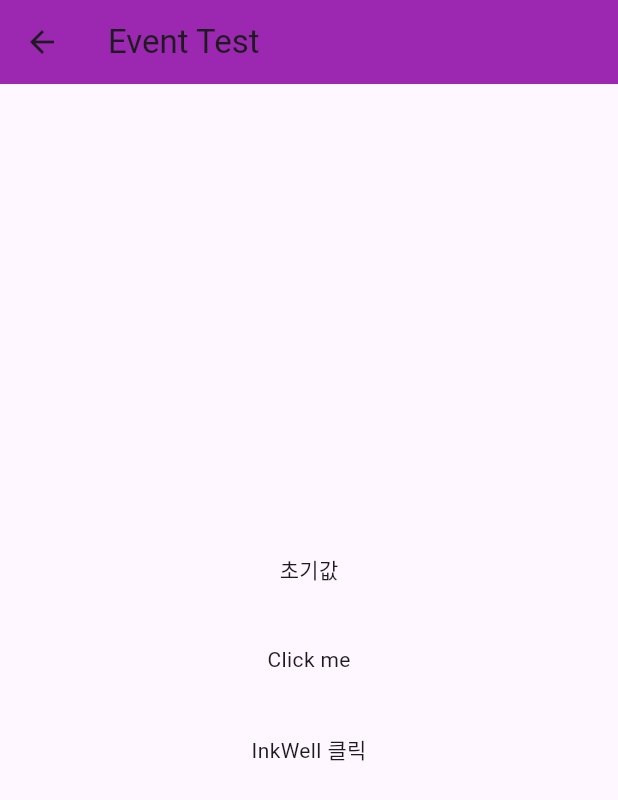
After one commit to kimkim09/ch6, a Flutter app: the EventTest screen opened directly, on a phone screen of 412 x 824 dp. The commit adds this screen. Shown: the top 800 px of the screen. Run offline on Flutter 3.47's test engine with Material 2 defaults, Android fonts, the phone set to English and light mode, and no system bars; statements that could not run were skipped.

Commit message:
ch.5 Done

```diff
--- a/ch5/lib/DropDown.dart
+++ b/ch5/lib/DropDown.dart
@@ -20,10 +20,10 @@ class _DropDownState extends State<DropDown> {
       body: DropdownButton(
         value: selectedItem,
         items: valueList.map(
-            (value) {
+                (value) {
               return DropdownMenuItem(
                 value: value,
-                  child: Text(value),
+                child: Text(value),
               );
             }
         ).toList(),
--- /dev/null
+++ b/ch5/lib/EventTest.dart
@@ -0,0 +1,51 @@
+import 'package:flutter/material.dart';
+
+class EventTest extends StatefulWidget {
+  const EventTest({super.key});
+
+  @override
+  State<EventTest> createState() => _EventTestState();
+}
+
+class _EventTestState extends State<EventTest> {
+  String eventMessage = '초기값';
+  @override
+  Widget build(BuildContext context) {
+    return Scaffold(
+      appBar: AppBar(
+        title: Text('Event Test'),
+        backgroundColor: Colors.purple,
+      ),
+      body: Center(
+        child: Column(
+          mainAxisAlignment: MainAxisAlignment.center,
+          children: [
+            Text('$eventMessage'),
+            SizedBox(
+              height: 40,
+            ),
+            GestureDetector(
+              onTap: (){
+                setState(() {
+                  eventMessage = 'Gesture Detector 클릭';
+                });
+              },
+              child: Text('Click me'),
+            ),
+            SizedBox(
+              height: 40,
+            ),
+            InkWell(
+              onTap: (){
+                setState(() {
+                  eventMessage = 'InkWell 클릭';
+                });
+              },
+              child: Text('InkWell 클릭')
+            ),
+          ],
+        ),
+      ),
+    );
+  }
+}
```
Also changed, not shown: ch5/lib/AlertDlg.dart (added, +55 -0 lines), ch5/lib/CheckboxTest.dart (+5 -5 lines), ch5/lib/HeroTest.dart (added, +46 -0 lines), ch5/lib/RadioListTest.dart (+5 -16 lines), ch5/lib/TextFiedlTest.dart (renamed from ch5/lib/TextFieldTest.dart, +10 -5 lines), ch5/lib/main.dart (+13 -3 lines), ch5/assets/img.png (added), 2 other files.
